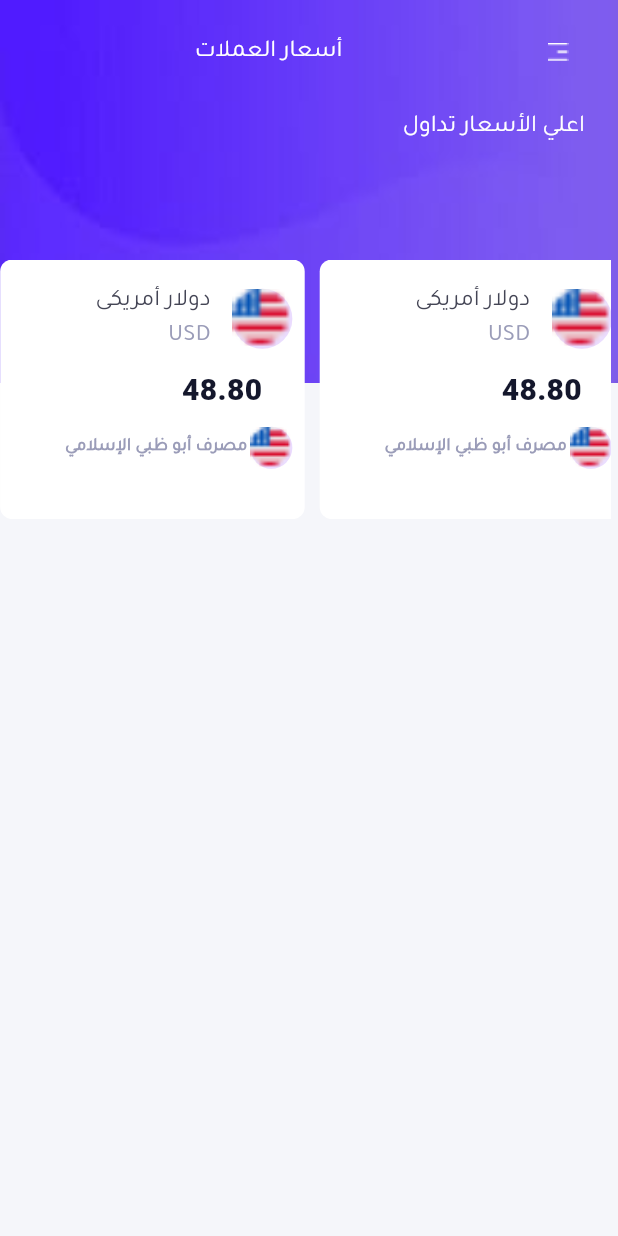
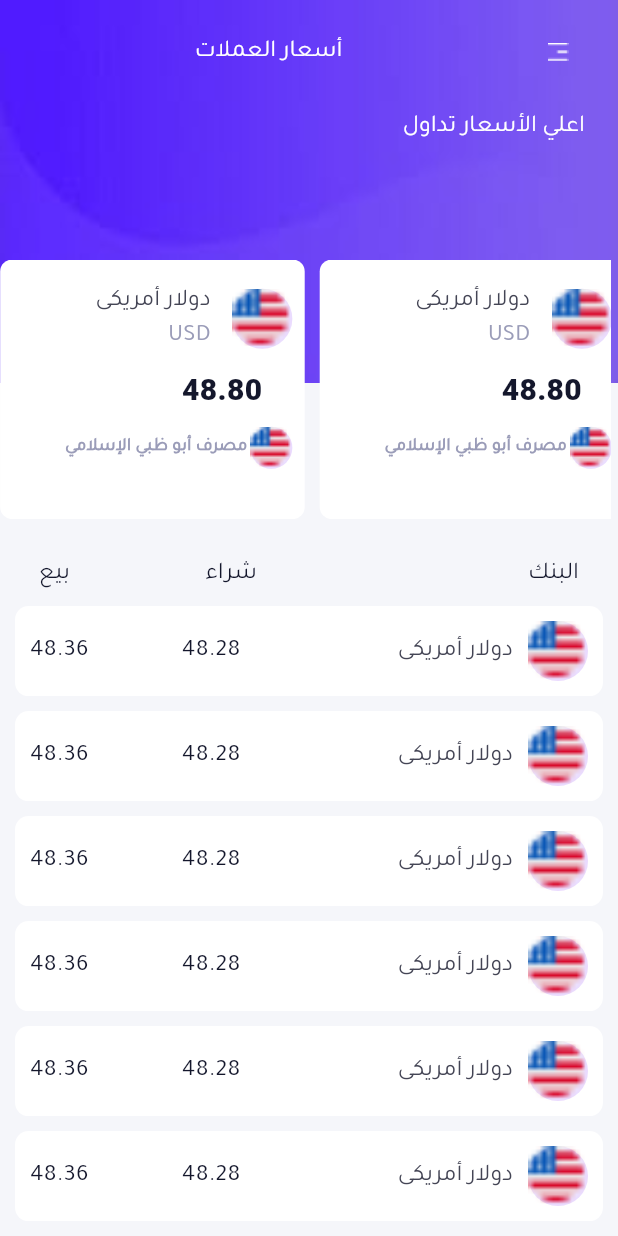
Before and after one commit to mohamedamr77/Currencies, a Flutter app: the screen it shows after launch, on a phone screen of 412 x 824 dp. Run offline on Flutter 3.47's test engine with Material 3 defaults, Android fonts, the phone set to English and light mode, and no system bars; our stand-ins replace animate_do, flutter_svg.

Commit message:
finish ExchangeRatesScreen

```diff
--- a/lib/features/Dashboard/views/widgets/description_listview_horizontal.dart
+++ b/lib/core/shared_widget/description_listview_horizontal.dart
@@ -1,5 +1,5 @@
 import 'package:flutter/material.dart';
-import '../../../../core/color.dart';
+import '../color.dart';
 class DescriptionListviewHorizontal extends StatelessWidget {
   const DescriptionListviewHorizontal({super.key, required this.text});
      final String text;
--- a/lib/features/Dashboard/views/widgets/dashboard_body.dart
+++ b/lib/features/Dashboard/views/widgets/dashboard_body.dart
@@ -1,12 +1,12 @@
 import 'package:digitaltransactions/core/shared_widget/custom_appbar.dart';
-import 'package:digitaltransactions/features/Dashboard/views/widgets/three_Text_bank_buying_selling.dart';
+import 'package:digitaltransactions/core/shared_widget/three_Text_bank_buying_selling.dart';
 import 'package:flutter/material.dart';
 import '../../../../core/color.dart';
 import '../../../../core/image.dart';
 import '../../../../core/text.dart';
-import '../../../ExchangeRates/views/widgets/listvertical_widget/listview_vertical_body.dart';
+import '../../../ExchangeRates/views/widgets/listvertical_widget/item_listview_vertical_dashboard.dart';
 import '../../../ExchangeRates/views/widgets/listview_horizontal_widget/item_exchange_rates_horizontal.dart';
-import 'description_listview_horizontal.dart';
+import '../../../../core/shared_widget/description_listview_horizontal.dart';
 
 class DashboardBody extends StatelessWidget {
   const DashboardBody({super.key});
@@ -73,7 +73,7 @@ class DashboardBody extends StatelessWidget {
            ListView.separated(
                     physics: const NeverScrollableScrollPhysics(),
                     shrinkWrap: true,
-                    itemBuilder: (context, index) =>  const ListviewVerticalBody(
+                    itemBuilder: (context, index) =>  const ItemListviewVerticalDashboard(
                       widget: Image(
                       image: AssetImage(ImageApp.americaImage),
                       fit: BoxFit.cover,
--- a/lib/features/Dashboard/views/widgets/drawer_widget/body_listview_drawar.dart
+++ b/lib/features/Dashboard/views/widgets/drawer_widget/body_listview_drawar.dart
@@ -1,4 +1,5 @@
 import 'package:digitaltransactions/features/Dashboard/screen.dart';
+import 'package:digitaltransactions/features/ExchangeRates/views/screen.dart';
 import 'package:flutter/material.dart';
 import 'package:flutter_svg/svg.dart';
 import '../../../../../core/textstyle.dart';
@@ -13,13 +14,8 @@ class BodyListViewDrawer extends StatelessWidget {
     return GestureDetector(
       onTap: (){
         Navigator.push(context, MaterialPageRoute(builder: (context) {
-          if(drawerList[index].title==drawerList[0].title
-              ||
-              drawerList[index].title==drawerList[2].title
-              ||
-              drawerList[index].title==drawerList[4].title
-          ){
-            return const DetailsScreen();
+          if(drawerList[index].title==drawerList[0].title){
+            return const ExchangeRatesScreen();
           }else{
             return const DashboardScreen();
           }
--- a/lib/features/DetialsScreen/views/widgets/custom_slivelist.dart
+++ b/lib/features/DetialsScreen/views/widgets/custom_slivelist.dart
@@ -1,7 +1,7 @@
 import 'package:flutter/cupertino.dart';
 import '../../../../core/image.dart';
 import '../../../../core/text.dart';
-import '../../../ExchangeRates/views/widgets/listvertical_widget/listview_vertical_body.dart';
+import '../../../ExchangeRates/views/widgets/listvertical_widget/item_listview_vertical_dashboard.dart';
 
 class CustomSliverList extends StatelessWidget {
   const CustomSliverList({super.key});
@@ -16,7 +16,7 @@ class CustomSliverList extends StatelessWidget {
               ListView.separated(
                   physics: const NeverScrollableScrollPhysics(),
                   shrinkWrap: true,
-                  itemBuilder: (context, index) =>  const ListviewVerticalBody(
+                  itemBuilder: (context, index) =>  const ItemListviewVerticalDashboard(
                     widget: Image(
                       image: AssetImage(ImageApp.americaImage),
                       fit: BoxFit.cover,
--- a/lib/features/DetialsScreen/views/widgets/detials_body.dart
+++ b/lib/features/DetialsScreen/views/widgets/detials_body.dart
@@ -1,4 +1,4 @@
-import 'package:digitaltransactions/features/Dashboard/views/widgets/three_Text_bank_buying_selling.dart';
+import 'package:digitaltransactions/core/shared_widget/three_Text_bank_buying_selling.dart';
 import 'package:digitaltransactions/features/DetialsScreen/views/widgets/transactions_buying_selling.dart';
 import 'package:flutter/material.dart';
 import 'Button_calculator.dart';
--- a/lib/features/DetialsScreen/views/widgets/transactions_buying_selling.dart
+++ b/lib/features/DetialsScreen/views/widgets/transactions_buying_selling.dart
@@ -1,7 +1,7 @@
 import 'package:flutter/material.dart';
 
 import '../../../../core/color.dart';
-import '../../../Dashboard/views/widgets/three_Text_bank_buying_selling.dart';
+import '../../../../core/shared_widget/three_Text_bank_buying_selling.dart';
 import 'detials_body.dart';
 
 class TransactionsBuyingSelling extends StatelessWidget {
--- a/lib/features/ExchangeRates/views/widgets/exchange_rates_body.dart
+++ b/lib/features/ExchangeRates/views/widgets/exchange_rates_body.dart
@@ -1,9 +1,10 @@
 import 'package:flutter/material.dart';
-
 import '../../../../core/image.dart';
 import '../../../../core/shared_widget/custom_appbar.dart';
+import '../../../../core/shared_widget/three_Text_bank_buying_selling.dart';
 import '../../../../core/text.dart';
-import '../../../Dashboard/views/widgets/description_listview_horizontal.dart';
+import '../../../../core/shared_widget/description_listview_horizontal.dart';
+import 'listvertical_widget/item_listview_vertical_dashboard.dart';
 import 'listview_horizontal_widget/item_exchange_rates_horizontal.dart';
 
 class ExchangeRatesBody extends StatelessWidget {
@@ -11,14 +12,15 @@ class ExchangeRatesBody extends StatelessWidget {
 
   @override
   Widget build(BuildContext context) {
-    return Column(
-      children: [
-        SizedBox(
-          height: MediaQuery.sizeOf(context).height*0.42,
-          child: Stack (
+    return CustomScrollView(
+      slivers: [
+        SliverToBoxAdapter(
+          child: SizedBox(
+            height: MediaQuery.sizeOf(context).height * 0.42,
+            child: Stack(
               children: [
                 Container(
-                height: MediaQuery.sizeOf(context).height*0.31,
+                  height: MediaQuery.sizeOf(context).height * 0.31,
                   width: double.infinity,
                   decoration: const BoxDecoration(
                     image: DecorationImage(
@@ -26,14 +28,10 @@ class ExchangeRatesBody extends StatelessWidget {
                       fit: BoxFit.fill,
                     ),
                   ),
-
                   child: const Column(
                     children: [
-
-                    CustomAppbar(text: "أسعار العملات",),
-
-                    DescriptionListviewHorizontal(text: 'اعلي الأسعار تداول',),
-
+                      CustomAppbar(text: "أسعار العملات"),
+                      DescriptionListviewHorizontal(text: 'اعلي الأسعار تداول'),
                     ],
                   ),
                 ),
@@ -42,18 +40,18 @@ class ExchangeRatesBody extends StatelessWidget {
                   right: 5,
                   left: 0.1, // Ensure the containers are centered horizontally
                   child: SizedBox(
-                  height: MediaQuery.sizeOf(context).height*0.21,
+                    height: MediaQuery.sizeOf(context).height * 0.21,
                     child: ListView.separated(
                       scrollDirection: Axis.horizontal,
-                    itemBuilder: (context, index) =>     const ItemExchangeRatesListHorizontal(
+                      itemBuilder: (context, index) => const ItemExchangeRatesListHorizontal(
                         imageCountry: ImageApp.americaImage,
                         imageBank: ImageApp.americaImage,
                         countryCurrency: TextApp.dollarText,
                         abbreviationCountry: "USD",
-                      price:48.8 ,
+                        price: 48.8,
                         nameBank: TextApp.aboZabyText,
                       ),
-                    separatorBuilder: (context, index) => const SizedBox(width: 10,),
+                      separatorBuilder: (context, index) => const SizedBox(width: 10),
                       itemCount: 10,
                     ),
                   ),
@@ -61,8 +59,39 @@ class ExchangeRatesBody extends StatelessWidget {
               ],
             ),
           ),
+        ),
+        SliverToBoxAdapter(
+          child: const ThreeTextDescriptionListViewVertical(
+            text1: 'البنك',
+            text2: 'شراء',
+            text3: 'بيع',
+          ),
+        ),
+        SliverToBoxAdapter(child: SizedBox(height: 10,)),
+        SliverList(
+          delegate: SliverChildBuilderDelegate(
+                (context, index) {
+                 return Column(
+                   children: [
+                     ItemListviewVerticalDashboard(
+                       widget: Image(
+                         image: AssetImage(ImageApp.americaImage),
+                         fit: BoxFit.cover,
+                         width: double.infinity,
+                         height: double.infinity,
+                       ),
+                       sellingPrice: 48.36,
+                       buyingPrice: 48.28,
+                       nameWidget: TextApp.dollarText,
+                     ),
+                     SizedBox(height: 10,),
                    ],
-
+                 ) ;
+                },
+            childCount: 10,
+          ),
+        ),
+      ],
     );
   }
 }
--- a/lib/features/ExchangeRates/views/widgets/listvertical_widget/listview_vertical_body.dart
+++ b/lib/features/ExchangeRates/views/widgets/listvertical_widget/item_listview_vertical_dashboard.dart
@@ -5,8 +5,8 @@ import '../../../../../core/image.dart';
 import '../../../../../core/textstyle.dart';
 import '../../../../../core/shared_widget/country_currency.dart';
 
-class ListviewVerticalBody extends StatelessWidget {
-  const ListviewVerticalBody({super.key, required this.widget, required this.sellingPrice, required this.buyingPrice, required this.nameWidget});
+class ItemListviewVerticalDashboard extends StatelessWidget {
+  const ItemListviewVerticalDashboard({super.key, required this.widget, required this.sellingPrice, required this.buyingPrice, required this.nameWidget});
 final Widget widget;
 final double sellingPrice;
 final double buyingPrice;
--- a/lib/features/calculatorPrice/screen2.dart
+++ b/lib/features/calculatorPrice/screen2.dart
@@ -4,7 +4,7 @@ import 'package:flutter/cupertino.dart';
 import 'package:flutter/material.dart';
 import '../../core/image.dart';
 import '../../core/shared_widget/custom_appbar.dart';
-import '../Dashboard/views/widgets/description_listview_horizontal.dart';
+import '../../core/shared_widget/description_listview_horizontal.dart';
 import '../../core/shared_widget/country_currency.dart';
 
 class CalculatorPriceScreen extends StatefulWidget {
--- a/lib/features/economicnews/views/widgets/ecomnomicnewsbody.dart
+++ b/lib/features/economicnews/views/widgets/ecomnomicnewsbody.dart
@@ -1,6 +1,6 @@
 import 'package:digitaltransactions/core/image.dart';
 import 'package:digitaltransactions/core/text.dart';
-import 'package:digitaltransactions/features/Dashboard/views/widgets/description_listview_horizontal.dart';
+import 'package:digitaltransactions/core/shared_widget/description_listview_horizontal.dart';
 import 'package:flutter/material.dart';
 import '../../../../core/color.dart';
 import '../../../../core/textstyle.dart';
```
Also changed, not shown: lib/features/ExchangeRates/views/widgets/listvertical_widget/listview_vertical.dart (deleted, +0 -18 lines), lib/core/shared_widget/three_Text_bank_buying_selling.dart (renamed from lib/features/Dashboard/views/widgets/three_Text_bank_buying_selling.dart). Lines whose indentation alone changed are shown as unchanged.
